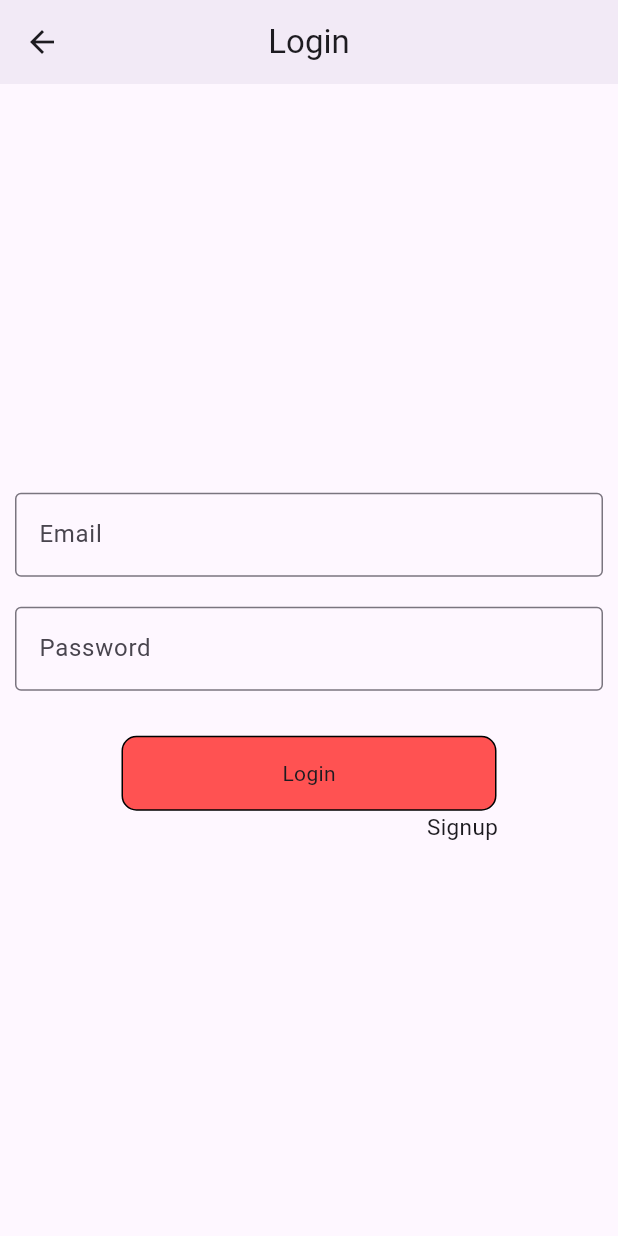
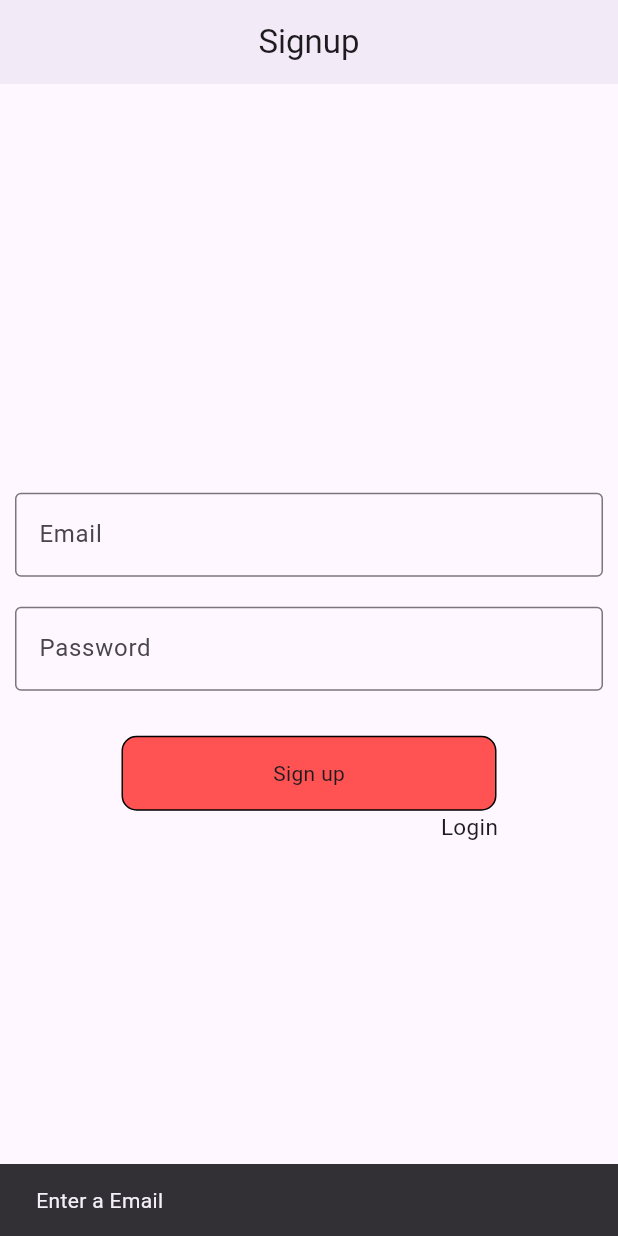
Before and after one commit to AbhishekTrada/demo_github, a Flutter app: the screen it shows after launch, after a tap on "Sign up", on a phone screen of 412 x 824 dp. Run offline on Flutter 3.47's test engine with Material 2 defaults, Android fonts, the phone set to English and light mode, and no system bars.

Commit message:
Add validation login and signup page

```diff
--- a/lib/Modules/Auth/signup_screen.dart
+++ b/lib/Modules/Auth/signup_screen.dart
@@ -12,6 +12,12 @@ class SignupScreen extends StatefulWidget {
 class _SignupScreenState extends State<SignupScreen> {
   TextEditingController emailController = TextEditingController();
   TextEditingController passwordController = TextEditingController();
+
+void initState(){
+  super.initState();
+emailController.text == "";
+passwordController.text = "";
+}
 
   @override
   Widget build(BuildContext context) {
@@ -48,21 +54,33 @@ class _SignupScreenState extends State<SignupScreen> {
               keyboardType: TextInputType.visiblePassword,
             ),
           ),
-          const SizedBox(height: 30.0,),
+          const SizedBox(
+            height: 30.0,
+          ),
           InkWell(
-            onTap: (){
+            onTap: () {
+              if (validation() == true) {
+                ScaffoldMessenger.of(context).showSnackBar(
+                  const SnackBar(
+                    content: Text("Successfully Signup"),
+                  ),
+                );
                 Navigator.push(
                   context,
                   MaterialPageRoute(builder: (context) => const LoginScreen()),
                 );
+              } else {
+                const SnackBar(
+                  content: Text('Enter a Password'),
+                );
+              }
             },
             child: Container(
               alignment: Alignment.center,
               decoration: BoxDecoration(
                   color: Colors.redAccent,
                   border: Border.all(color: Colors.black),
-                borderRadius: BorderRadius.circular(10.0)
-              ),
+                  borderRadius: BorderRadius.circular(10.0)),
               height: 50,
               width: 250,
               padding: const EdgeInsets.fromLTRB(10, 0, 10, 0),
@@ -74,20 +92,39 @@ class _SignupScreenState extends State<SignupScreen> {
             child: Align(
                 alignment: Alignment.topRight,
                 child: InkWell(
-                  onTap: (){
+                  onTap: () {
                     Navigator.push(
                       context,
-                      MaterialPageRoute(builder: (context) => const LoginScreen()),
+                      MaterialPageRoute(
+                          builder: (context) => const LoginScreen()),
                     );
                   },
-                  child: const Text('Login',
-                    style: TextStyle(
-                        fontSize: 15.0
-                    ),),
+                  child: const Text(
+                    'Login',
+                    style: TextStyle(fontSize: 15.0),
+                  ),
                 )),
           ),
         ],
       ),
     );
   }
+
+  bool validation() {
+    if (emailController.text.isEmpty) {
+      const snackBar = SnackBar(
+        content: Text('Enter a Email'),
+      );
+      ScaffoldMessenger.of(context).showSnackBar(snackBar);
+      return false;
     }
+    if (passwordController.text.isEmpty) {
+      const snackBar = SnackBar(
+        content: Text('Enter a Password'),
+      );
+      ScaffoldMessenger.of(context).showSnackBar(snackBar);
+      return false;
+    }
+    return true;
+  }
+}
```
Also changed, not shown: lib/Modules/Auth/login_screen.dart (+39 -4 lines). Lines whose indentation alone changed are shown as unchanged.
